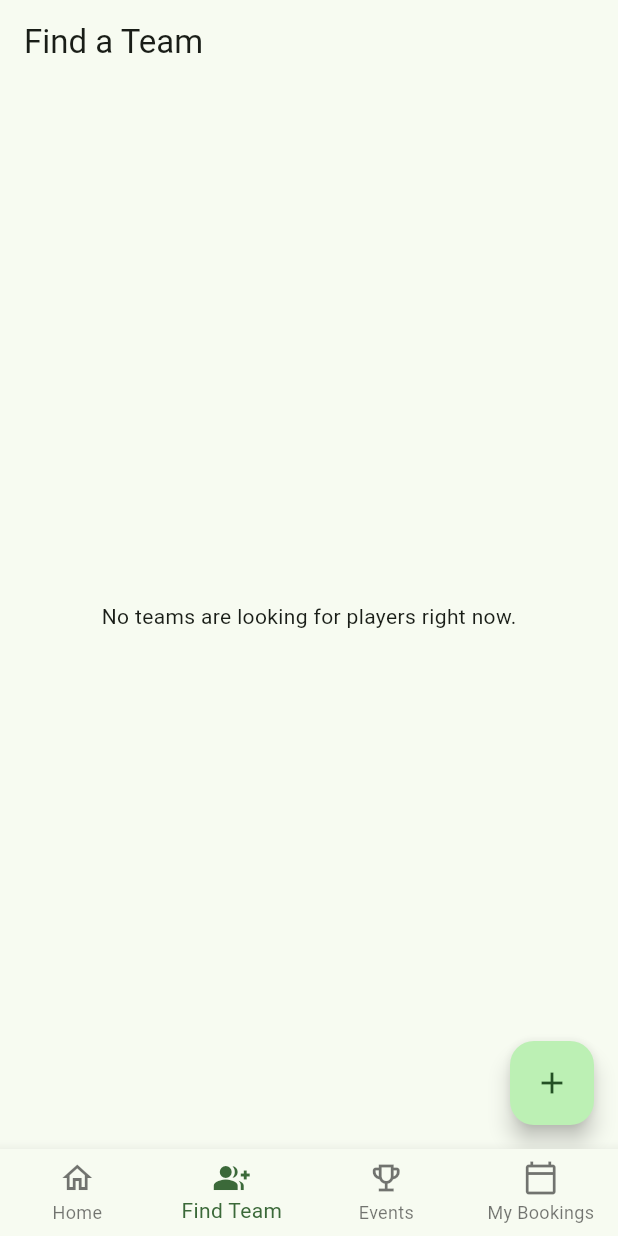
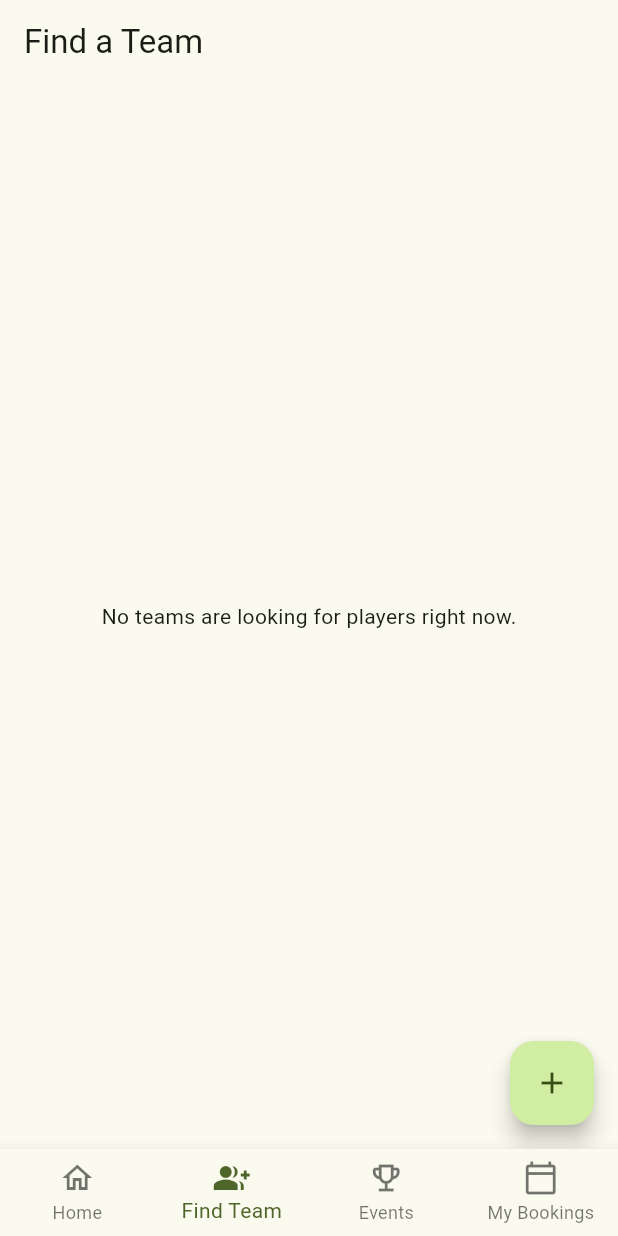
Before and after one commit to Soniya-54/sports_management_app, a Flutter app: the screen it shows once a user with an empty profile is signed in, after a tap on "Find a Team", on a phone screen of 412 x 824 dp. Run offline on Flutter 3.47's test engine with Material 3 defaults, Android fonts, the phone set to English and light mode, and no system bars; our stand-ins replace cloud_firestore, firebase_auth, firebase_core, table_calendar; accounts and stored records are empty; Roboto replaces fonts that are missing (Poppins).

Commit message:
UI Changes - Added eye icon in password, Changed primary green color

```diff
--- a/lib/main.dart
+++ b/lib/main.dart
@@ -32,7 +32,34 @@ class SportsManagementApp extends StatelessWidget {
       theme: ThemeData(
         useMaterial3: true,
         fontFamily: 'Poppins', // Your custom font
-        colorScheme: ColorScheme.fromSeed(seedColor: Colors.green),
+        // Use provided green (#80b918) as the seed color so the Material
+        // color scheme derives primary/secondary/containers from it.
+        colorScheme: ColorScheme.fromSeed(seedColor: const Color(0xFF80B918)),
+        // Button theming: make buttons use the primary green with white text
+        elevatedButtonTheme: ElevatedButtonThemeData(
+          style: ElevatedButton.styleFrom(
+            backgroundColor: const Color(0xFF80B918),
+            foregroundColor: Colors.white,
+            padding: const EdgeInsets.symmetric(vertical: 20.0, horizontal: 16.0),
+            textStyle: const TextStyle(fontWeight: FontWeight.w600),
+            shape: RoundedRectangleBorder(borderRadius: BorderRadius.circular(8)),
+          ),
+        ),
+
+        textButtonTheme: TextButtonThemeData(
+          style: TextButton.styleFrom(
+            foregroundColor: const Color(0xFF80B918),
+            // Match vertical padding increase for consistency
+            padding: const EdgeInsets.symmetric(vertical: 20.0, horizontal: 16.0),
+          ),
+        ),
+        outlinedButtonTheme: OutlinedButtonThemeData(
+          style: OutlinedButton.styleFrom(
+            foregroundColor: const Color(0xFF80B918),
+            side: const BorderSide(color: Color(0xFF80B918)),
+            padding: const EdgeInsets.symmetric(vertical: 20.0, horizontal: 16.0),
+          ),
+        ),
         // You can keep any other theme customizations here
       ),
       // The first screen the user sees is the LoginScreen
--- a/lib/screens/booking_screen.dart
+++ b/lib/screens/booking_screen.dart
@@ -225,6 +225,12 @@ class _BookingScreenState extends State<BookingScreen> {
                           style: ElevatedButton.styleFrom(
                             backgroundColor: isSelected ? Theme.of(context).colorScheme.primary : isBooked ? Colors.grey[400] : Colors.grey[200],
                             foregroundColor: isSelected ? Colors.white : Colors.black,
+                            // Reduce vertical padding and allow the button to shrink so
+                            // the time text does not get clipped. This overrides the
+                            // app-wide padding which was increased globally.
+                            padding: const EdgeInsets.symmetric(vertical: 8.0, horizontal: 8.0),
+                            minimumSize: const Size(0, 0),
+                            textStyle: const TextStyle(fontSize: 14),
                           ),
                           child: Text(timeSlot),
                         );
--- a/lib/screens/login_screen.dart
+++ b/lib/screens/login_screen.dart
@@ -16,6 +16,8 @@ class _LoginScreenState extends State<LoginScreen> {
   final _emailController = TextEditingController();
   final _passwordController = TextEditingController();
   var _isAuthenticating = false; // To show a loading spinner
+  // Controls whether the password is obscured in the password field
+  bool _obscurePassword = true;
 
   @override
   void dispose() {
@@ -120,12 +122,24 @@ class _LoginScreenState extends State<LoginScreen> {
                 const SizedBox(height: 16),
                 TextFormField(
                   controller: _passwordController,
-                  decoration: const InputDecoration(
+                  decoration: InputDecoration(
                     labelText: 'Password',
-                    border: OutlineInputBorder(),
-                    prefixIcon: Icon(Icons.lock_outline),
+                    border: const OutlineInputBorder(),
+                    prefixIcon: const Icon(Icons.lock_outline),
+                    // Eye icon to toggle password visibility
+                    suffixIcon: IconButton(
+                      icon: Icon(
+                        _obscurePassword ? Icons.visibility_off : Icons.visibility,
+                      ),
+                      onPressed: () {
+                        setState(() {
+                          _obscurePassword = !_obscurePassword;
+                        });
+                      },
+                      tooltip: _obscurePassword ? 'Show password' : 'Hide password',
+                    ),
                   ),
-                  obscureText: true,
+                  obscureText: _obscurePassword,
                   validator: (value) {
                     if (value == null || value.trim().length < 6) {
                       return 'Password must be at least 6 characters long.';
--- a/lib/screens/my_bookings_screen.dart
+++ b/lib/screens/my_bookings_screen.dart
@@ -3,6 +3,8 @@
 import 'package:flutter/material.dart';
 import 'package:firebase_auth/firebase_auth.dart';
 import 'package:cloud_firestore/cloud_firestore.dart';
+import 'package:intl/intl.dart';
+import '../widgets/empty_state_widget.dart'; // <-- 1. IMPORT THE NEW WIDGET
 
 class MyBookingsScreen extends StatelessWidget {
   const MyBookingsScreen({super.key});
@@ -11,7 +13,6 @@ class MyBookingsScreen extends StatelessWidget {
   Widget build(BuildContext context) {
     final user = FirebaseAuth.instance.currentUser;
 
-    // A safety check in case this screen is somehow accessed by a logged-out user
     if (user == null) {
       return const Scaffold(
         body: Center(child: Text('Please log in to see your bookings.')),
@@ -21,15 +22,12 @@ class MyBookingsScreen extends StatelessWidget {
     return Scaffold(
       appBar: AppBar(
         title: const Text('My Bookings'),
-        // We don't need a logout button here as it's on the other screen
       ),
       body: StreamBuilder<QuerySnapshot>(
-        // This is the core query: get documents from the 'bookings' collection
-        // WHERE the 'userId' field matches the ID of the currently logged-in user.
         stream: FirebaseFirestore.instance
             .collection('bookings')
             .where('userId', isEqualTo: user.uid)
-            .orderBy('createdAt', descending: true) // Show newest bookings first
+            .orderBy('createdAt', descending: true)
             .snapshots(),
         builder: (context, snapshot) {
           if (snapshot.connectionState == ConnectionState.waiting) {
@@ -39,7 +37,12 @@ class MyBookingsScreen extends StatelessWidget {
             return const Center(child: Text('Something went wrong!'));
           }
           if (!snapshot.hasData || snapshot.data!.docs.isEmpty) {
-            return const Center(child: Text('You have no bookings yet.'));
+            // V-- 2. REPLACE THE OLD WIDGET WITH THE NEW ONE --V
+            return const EmptyStateWidget(
+              icon: Icons.calendar_today_outlined,
+              title: 'No Bookings Yet',
+              message: 'When you book a venue, your upcoming and past bookings will appear here.',
+            );
           }
 
           final bookingDocs = snapshot.data!.docs;
@@ -49,14 +52,16 @@ class MyBookingsScreen extends StatelessWidget {
             itemBuilder: (context, index) {
               final bookingData = bookingDocs[index].data() as Map<String, dynamic>;
 
-              // Formatting the date to be more readable
               final bookingDate = (bookingData['bookingDate'] as Timestamp).toDate();
               final formattedDate = "${bookingDate.day}/${bookingDate.month}/${bookingDate.year}";
 
               return Card(
                 margin: const EdgeInsets.symmetric(vertical: 8, horizontal: 12),
                 child: ListTile(
-                  leading: const Icon(Icons.sports),
+                  leading: Icon(
+                    bookingData['bookingStatus'] == 'completed' ? Icons.check_circle : Icons.sports,
+                    color: bookingData['bookingStatus'] == 'completed' ? Colors.green : Theme.of(context).primaryColor,
+                  ),
                   title: Text(
                     bookingData['venueName'] ?? 'No Venue Name',
                     style: const TextStyle(fontWeight: FontWeight.bold),
--- /dev/null
+++ b/lib/widgets/empty_state_widget.dart
@@ -0,0 +1,54 @@
+// lib/widgets/empty_state_widget.dart
+
+import 'package:flutter/material.dart';
+
+class EmptyStateWidget extends StatelessWidget {
+  final IconData icon;
+  final String title;
+  final String message;
+
+  const EmptyStateWidget({
+    super.key,
+    required this.icon,
+    required this.title,
+    required this.message,
+  });
+
+  @override
+  Widget build(BuildContext context) {
+    return Center(
+      child: Padding(
+        padding: const EdgeInsets.all(32.0),
+        child: Column(
+          mainAxisAlignment: MainAxisAlignment.center,
+          crossAxisAlignment: CrossAxisAlignment.center,
+          children: [
+            Icon(
+              icon,
+              size: 80,
+              color: Colors.grey[400],
+            ),
+            const SizedBox(height: 24),
+            Text(
+              title,
+              textAlign: TextAlign.center,
+              style: const TextStyle(
+                fontSize: 22,
+                fontWeight: FontWeight.bold,
+              ),
+            ),
+            const SizedBox(height: 8),
+            Text(
+              message,
+              textAlign: TextAlign.center,
+              style: TextStyle(
+                fontSize: 16,
+                color: Colors.grey[600],
+              ),
+            ),
+          ],
+        ),
+      ),
+    );
+  }
+}
```
Also changed, not shown: lib/screens/signup_screen.dart (+16 -4 lines), lib/firebase_options.dart, 1 other file.
